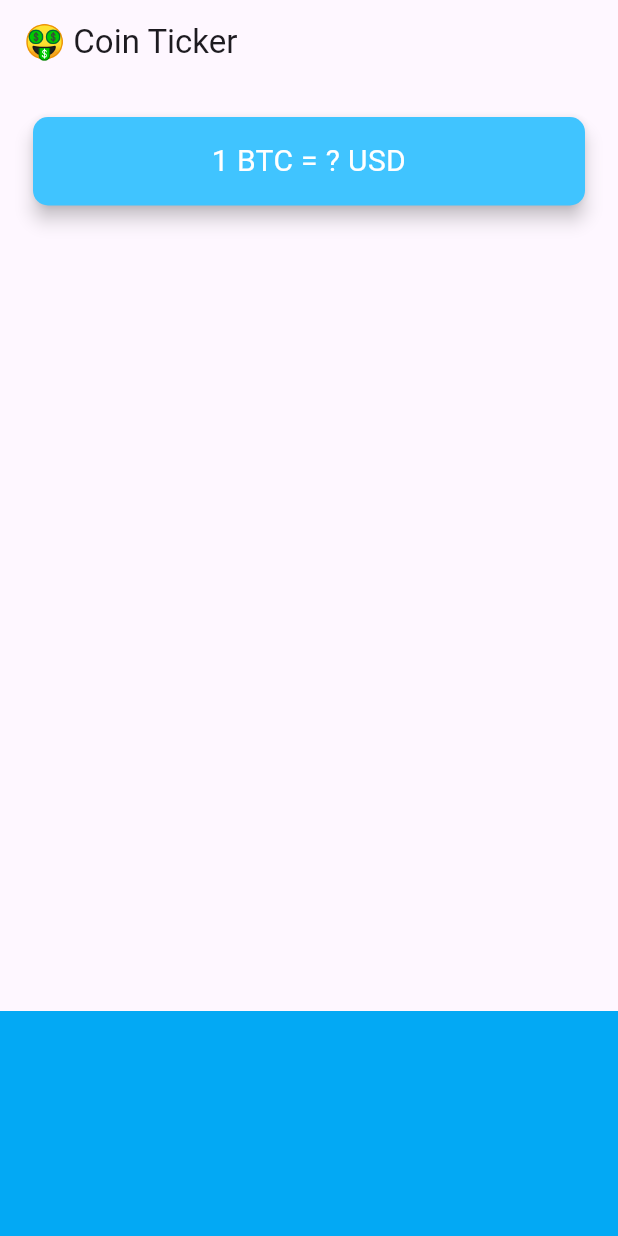
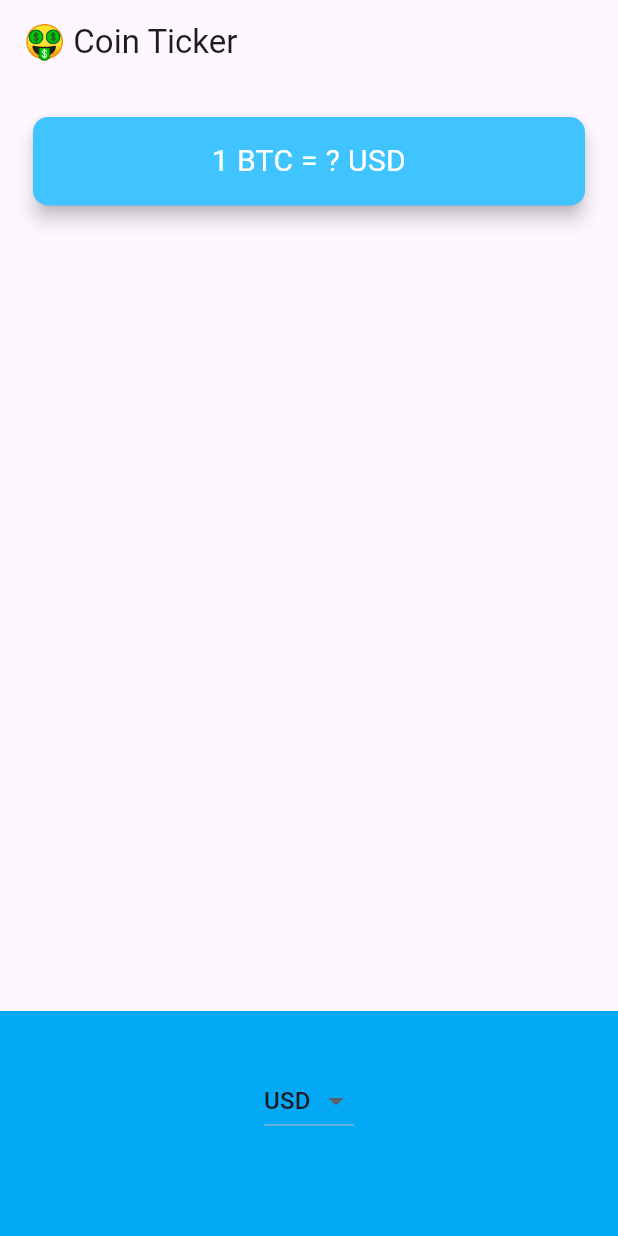
Before and after one commit to abhinavsrepository/flutter_bitcoin_counter, a Flutter app: the screen it shows after launch, on a phone screen of 412 x 824 dp. Run offline on Flutter 3.47's test engine with Material 2 defaults, Android fonts, the light colour scheme and no system bars.

Commit message:
some changes

```diff
--- a/lib/price_screen.dart
+++ b/lib/price_screen.dart
@@ -1,4 +1,6 @@
+import 'package:bitcointracker/coin_data.dart';
 import 'package:flutter/material.dart';
+import 'coin_data.dart';
 
 class PriceScreen extends StatefulWidget {
   @override
@@ -6,8 +8,25 @@ class PriceScreen extends StatefulWidget {
 }
 
 class _PriceScreenState extends State<PriceScreen> {
+  String selectedCurrency = 'USD';
+
+  List<DropdownMenuItem> getDropdownItems() {
+    List<DropdownMenuItem<String>> dropdownItems = [];
+    for (int i = 0; i < currenciesList.length; i++) {
+      String currency = currenciesList[i];
+
+
+      var newItem = DropdownMenuItem(child: Text(currency),
+        value: currency,);
+      dropdownItems.add(newItem);
+    };
+
+
+  return dropdownItems;
+}
   @override
   Widget build(BuildContext context) {
+    getDropdownItems();
     return Scaffold(
       appBar: AppBar(
         title: Text('🤑 Coin Ticker'),
@@ -42,7 +61,16 @@ class _PriceScreenState extends State<PriceScreen> {
             alignment: Alignment.center,
             padding: EdgeInsets.only(bottom: 30.0),
             color: Colors.lightBlue,
-            child: null,
+            child: DropdownButton<String>(value:selectedCurrency,
+                items:getDropdownItems(),
+                onChanged:(value){
+              setState(() {
+                selectedCurrency=value;
+              }
+              );
+
+            }),
+
           ),
         ],
       ),
```
